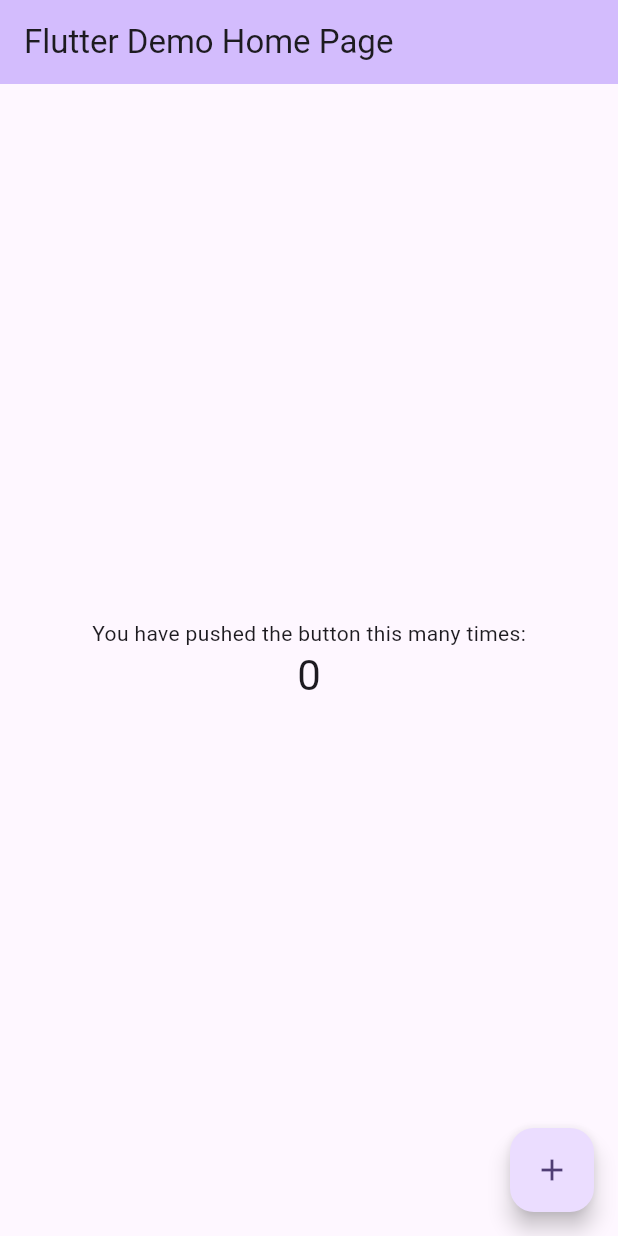
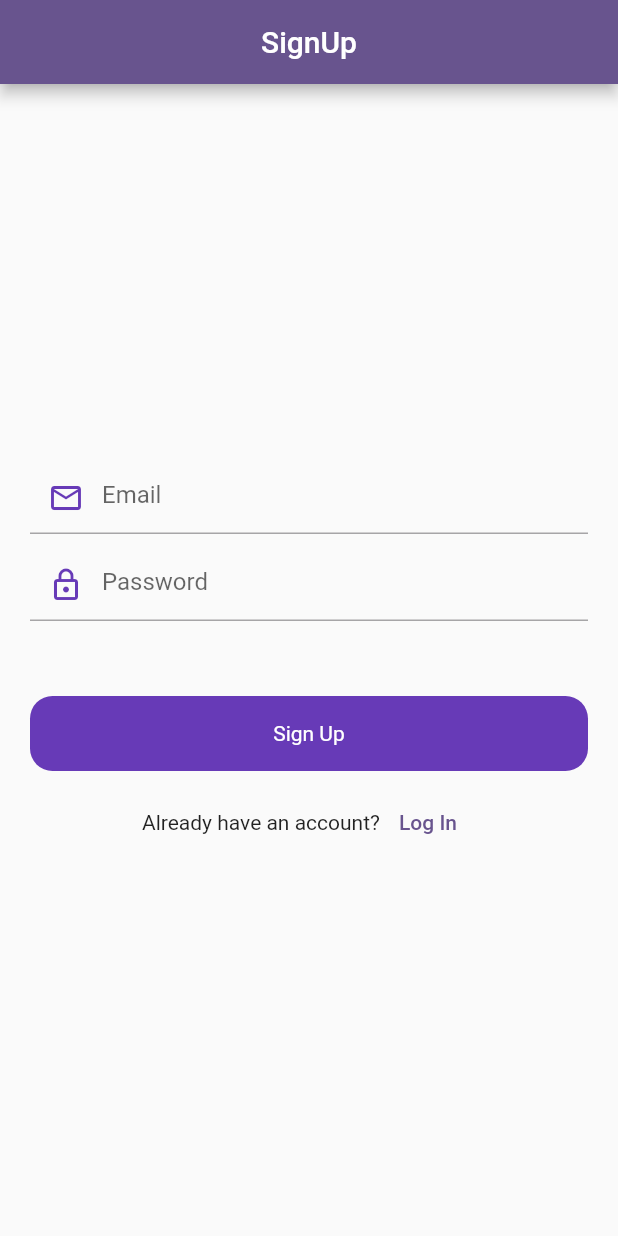
Before and after one commit to usmandeveloper007/login_app, a Flutter app: the screen it shows after launch, on a phone screen of 412 x 824 dp. Run offline on Flutter 3.47's test engine with Material 3 defaults, Android fonts, the phone set to English and light mode, and no system bars; our stand-ins replace firebase_auth, firebase_core, fluttertoast; accounts and stored records are empty.

Commit message:
auth with simple email and with number otp through firebase

```diff
--- a/lib/main.dart
+++ b/lib/main.dart
@@ -1,7 +1,21 @@
 import 'package:flutter/material.dart';
+import 'package:login_app/firebase_options.dart';
+import 'package:login_app/ui/splash_screen.dart';
+import 'package:firebase_core/firebase_core.dart';
 
-void main() {
-  runApp(const MyApp());
+// void main() async{
+//
+//   WidgetsFlutterBinding.ensureInitialized();
+//   await Firebase.initializeApp();
+//   runApp(const MyApp());
+// }
+
+void main() async {
+  WidgetsFlutterBinding.ensureInitialized();
+  await Firebase.initializeApp(
+    options: DefaultFirebaseOptions.currentPlatform
+  );
+  runApp( const MyApp());
 }
 
 class MyApp extends StatelessWidget {
@@ -11,92 +25,12 @@ class MyApp extends StatelessWidget {
   @override
   Widget build(BuildContext context) {
     return MaterialApp(
-      title: 'Flutter Demo',
+      debugShowCheckedModeBanner: false,
       theme: ThemeData(
         colorScheme: ColorScheme.fromSeed(seedColor: Colors.deepPurple),
-        useMaterial3: true,
+        useMaterial3: false,
       ),
-      home: const MyHomePage(title: 'Flutter Demo Home Page'),
+      home: const SplashScreen(),
     );
   }
 }
-
-class MyHomePage extends StatefulWidget {
-  const MyHomePage({super.key, required this.title});
-
-
-  final String title;
-
-  @override
-  State<MyHomePage> createState() => _MyHomePageState();
-}
-
-class _MyHomePageState extends State<MyHomePage> {
-  int _counter = 0;
-
-  void _incrementCounter() {
-    setState(() {
-      // This call to setState tells the Flutter framework that something has
-      // changed in this State, which causes it to rerun the build method below
-      // so that the display can reflect the updated values. If we changed
-      // _counter without calling setState(), then the build method would not be
-      // called again, and so nothing would appear to happen.
-      _counter++;
-    });
-  }
-
-  @override
-  Widget build(BuildContext context) {
-    // This method is rerun every time setState is called, for instance as done
-    // by the _incrementCounter method above.
-    //
-    // The Flutter framework has been optimized to make rerunning build methods
-    // fast, so that you can just rebuild anything that needs updating rather
-    // than having to individually change instances of widgets.
-    return Scaffold(
-      appBar: AppBar(
-        // TRY THIS: Try changing the color here to a specific color (to
-        // Colors.amber, perhaps?) and trigger a hot reload to see the AppBar
-        // change color while the other colors stay the same.
-        backgroundColor: Theme.of(context).colorScheme.inversePrimary,
-        // Here we take the value from the MyHomePage object that was created by
-        // the App.build method, and use it to set our appbar title.
-        title: Text(widget.title),
-      ),
-      body: Center(
-        // Center is a layout widget. It takes a single child and positions it
-        // in the middle of the parent.
-        child: Column(
-          // Column is also a layout widget. It takes a list of children and
-          // arranges them vertically. By default, it sizes itself to fit its
-          // children horizontally, and tries to be as tall as its parent.
-          //
-          // Column has various properties to control how it sizes itself and
-          // how it positions its children. Here we use mainAxisAlignment to
-          // center the children vertically; the main axis here is the vertical
-          // axis because Columns are vertical (the cross axis would be
-          // horizontal).
-          //
-          // TRY THIS: Invoke "debug painting" (choose the "Toggle Debug Paint"
-          // action in the IDE, or press "p" in the console), to see the
-          // wireframe for each widget.
-          mainAxisAlignment: MainAxisAlignment.center,
-          children: <Widget>[
-            const Text(
-              'You have pushed the button this many times:',
-            ),
-            Text(
-              '$_counter',
-              style: Theme.of(context).textTheme.headlineMedium,
-            ),
-          ],
-        ),
-      ),
-      floatingActionButton: FloatingActionButton(
-        onPressed: _incrementCounter,
-        tooltip: 'Increment',
-        child: const Icon(Icons.add),
-      ), // This trailing comma makes auto-formatting nicer for build methods.
-    );
-  }
-}
--- /dev/null
+++ b/lib/ui/auth/signup_screen.dart
@@ -0,0 +1,132 @@
+import 'package:flutter/material.dart';
+import 'package:flutter/services.dart';
+import 'package:login_app/ui/auth/login_screen.dart';
+import 'package:login_app/utils/utils.dart';
+import 'package:login_app/widgets/round_button.dart';
+import 'package:firebase_auth/firebase_auth.dart';
+
+class SignUpScreen extends StatefulWidget {
+  const SignUpScreen({super.key});
+
+  @override
+  State<SignUpScreen> createState() => _SignUpScreenState();
+}
+
+class _SignUpScreenState extends State<SignUpScreen> {
+  bool loading = false;
+  final _formKey = GlobalKey<FormState>();
+  final TextEditingController _emailController = TextEditingController();
+  final TextEditingController _passwordController = TextEditingController();
+
+  @override
+  void dispose() {
+    // TODO: implement dispose
+    super.dispose();
+    _emailController.dispose();
+    _passwordController.dispose();
+  }
+
+  void signup(){
+    setState(() {
+      loading = true;
+    });
+    FirebaseAuth auth = FirebaseAuth.instance;
+    auth.createUserWithEmailAndPassword(
+        email: _emailController.text.toString(),
+        password: _passwordController.text.toString()
+    ).then((value){
+      setState(() {
+        loading = false;
+      });
+    }
+    ).onError((error, stackTrace) {
+      Utils().toastMessage(error.toString());
+      setState(() {
+        loading = false;
+      });
+    });
+  }
+  @override
+  Widget build(BuildContext context) {
+    return PopScope(
+      canPop: true,
+      onPopInvoked: (canPop){
+        SystemNavigator.pop();
+      },
+      child: Scaffold(
+        appBar: AppBar(
+          automaticallyImplyLeading: false,
+          title: const Text('SignUp'),
+          centerTitle: true,
+        ),
+        body: Padding(
+          padding: const EdgeInsets.symmetric(horizontal: 20),
+          child: Column(
+            mainAxisAlignment: MainAxisAlignment.center,
+            crossAxisAlignment: CrossAxisAlignment.center,
+            children: [
+              Form(
+                  key: _formKey,
+                  child: Column(
+                    children: [
+                      TextFormField(
+                        controller: _emailController,
+                        decoration: const InputDecoration(
+                            hintText: 'Email',
+                            prefixIcon: Icon(Icons.email_outlined, color: Colors.deepPurple,)
+                        ),
+                        validator: (value){
+                          if(value!.isEmpty){
+                            return 'Please Enter the Email';
+                          }
+                          return null;
+                        },
+                      ),
+                      const SizedBox(height: 10,),
+                      TextFormField(
+                        controller: _passwordController,
+                        obscureText: true,
+                        keyboardType: TextInputType.visiblePassword,
+                        decoration: const InputDecoration(
+                            hintText: 'Password',
+                            prefixIcon: Icon(Icons.lock_outlined, color: Colors.deepPurple,)
+                        ),
+                        validator: (value){
+                          if(value!.isEmpty){
+                            return 'Please Enter the Password';
+                          }
+                          return null;
+                        },
+                      ),
+                    ],
+                  )
+              ),
+              const SizedBox(height: 50,),
+              RoundButton(title: 'Sign Up',
+                loading: loading,
+                onTap: (){
+                if(_formKey.currentState!.validate()){
+                    signup();
+                  }
+                }),
+              const SizedBox(height: 10,),
+              Row(
+                mainAxisAlignment: MainAxisAlignment.center,
+                children: [
+                  const Text("Already have an account?"),
+                  TextButton(onPressed: (){
+                    Navigator.push(context, MaterialPageRoute(
+                        builder: (context) => const LogInScreen())
+                    );
+                    },
+                      child: const Text('Log In'),
+                  )
+                ],
+              )
+            ],
+          ),
+        ),
+      ),
+    );
+  }
+}
--- /dev/null
+++ b/lib/widgets/round_button.dart
@@ -0,0 +1,24 @@
+import 'package:flutter/material.dart';
+class RoundButton extends StatelessWidget {
+  final String title;
+  final VoidCallback onTap;
+  final bool loading;
+  const RoundButton({super.key, required this.title, required this.onTap, this.loading = false});
+
+  @override
+  Widget build(BuildContext context) {
+    return InkWell(
+      onTap: onTap,
+      child: Container(
+        height: 50,
+        decoration: BoxDecoration(
+          color: Colors.deepPurple,
+          borderRadius: BorderRadius.circular(15)
+        ),
+        child: Center(
+          child: loading ? const CircularProgressIndicator(strokeWidth: 4, color: Colors.white,) : Text(title, style: const TextStyle(color: Colors.white),),
+        ),
+      ),
+    );
+  }
+}
--- a/pubspec.yaml
+++ b/pubspec.yaml
@@ -35,6 +35,11 @@ dependencies:
   # The following adds the Cupertino Icons font to your application.
   # Use with the CupertinoIcons class for iOS style icons.
   cupertino_icons: ^1.0.6
+  firebase_core:
+  firebase_storage: ^11.6.10
+  firebase_auth: ^4.17.9
+  cloud_firestore: ^4.15.9
+  fluttertoast: ^8.2.4
 
 dev_dependencies:
   flutter_test:
```
Also changed, not shown: lib/firebase_services/splash_services.dart (added, +23 -0 lines), lib/ui/auth/login_screen.dart (added, +143 -0 lines), lib/ui/auth/login_with_phone_number.dart (added, +81 -0 lines), lib/ui/auth/verify_code.dart (added, +66 -0 lines), lib/ui/posts/post_screen.dart (added, +34 -0 lines), lib/ui/splash_screen.dart (added, +27 -0 lines), lib/utils/utils.dart (added, +16 -0 lines), lib/firebase_options.dart (added), pubspec.lock, 9 other files.
